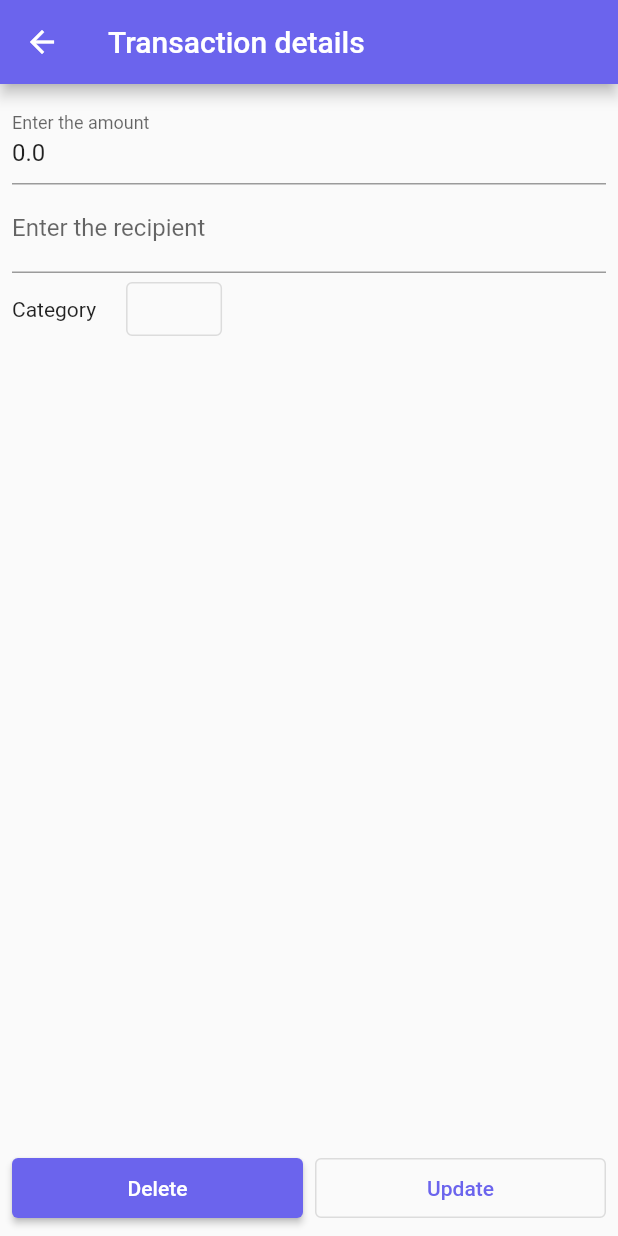
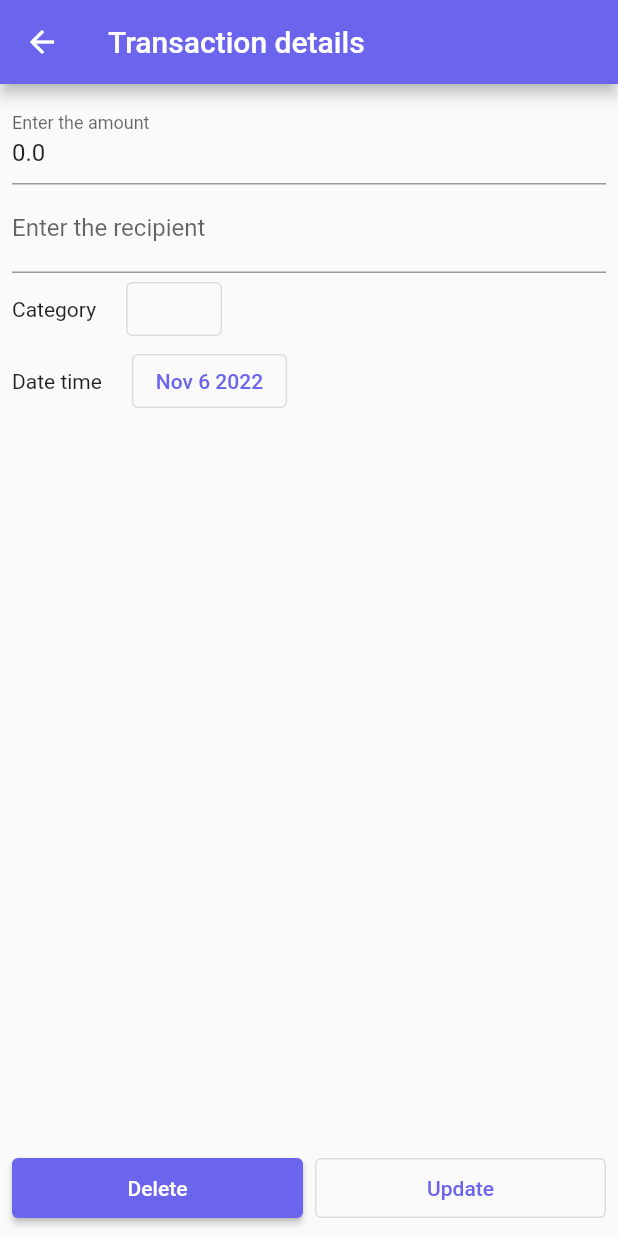
Before and after one commit to aadilkhalifa/wallet-app, a Flutter app: the Transation_details_page screen opened directly with empty values, after a tap on "Update", on a phone screen of 412 x 824 dp. Run offline on Flutter 3.47's test engine with Material 2 defaults, Android fonts, the phone set to English and light mode, and no system bars; our stand-ins replace flutter_datetime_picker, google_fonts, hive, hive_flutter, permission_handler; missing offline and left inert: flutter_sms_inbox; accounts and stored records are empty.

Commit message:
fixed date issue

```diff
--- a/lib/Pages/New_transaction_page.dart
+++ b/lib/Pages/New_transaction_page.dart
@@ -2,9 +2,11 @@ import 'package:flutter/material.dart';
 import 'package:flutter/src/foundation/key.dart';
 import 'package:flutter/src/widgets/framework.dart';
 import 'package:hive/hive.dart';
+import 'package:intl/intl.dart';
 import 'package:provider/provider.dart';
 import 'package:wallet/Models/transactionAdapter.dart';
 import 'package:wallet/Pages/Select_category.dart';
+import 'package:flutter_datetime_picker/flutter_datetime_picker.dart';
 
 import '../Models/Transactions_model.dart';
 import '../constants.dart';
@@ -74,14 +76,6 @@ class _New_transaction_pageState extends State<New_transaction_page> {
                     widget.recipient = text;
                   },
                 ),
-                // TextField(
-                //   decoration:
-                //       new InputDecoration(labelText: "Enter the category"),
-                //   keyboardType: TextInputType.text,
-                //   onChanged: (text) {
-                //     category = text;
-                //   },
-                // ),
                 Row(
                   children: [
                     Text('Category'),
@@ -92,21 +86,41 @@ class _New_transaction_pageState extends State<New_transaction_page> {
                       child: Text(widget.category),
                       onPressed: () {
                         _navigateAndDisplaySelection(context);
-                        // Navigator.push(
-                        //   context,
-                        //   MaterialPageRoute(
-                        //     builder: (context) => SelectCategory(),
-                        //   ),
-                        // );
+                      },
+                    ),
+                  ],
+                ),
+                Row(
+                  children: [
+                    Text('Date time'),
+                    SizedBox(
+                      width: 20,
+                    ),
+                    OutlinedButton(
+                      child: Text(DateFormat("MMM d yyyy").format(widget.date)),
+                      onPressed: () {
+                        DatePicker.showDatePicker(
+                          context,
+                          showTitleActions: true,
+                          minTime: DateTime(2018, 3, 5),
+                          maxTime: DateTime.now(),
+                          onChanged: (date) {
+                            // print('change $date');
+                          },
+                          onConfirm: (date) {
+                            // print('confirm $date');
+                            widget.date = date;
+                            setState(() {});
+                          },
+                          currentTime: DateTime.now(),
+                          locale: LocaleType.en,
+                        );
                       },
                     ),
                   ],
                 ),
               ],
             ))),
-            // Consumer<TransactionsModel>(
-            //   builder: (context, transactions, child) {
-            // return ElevatedButton(
             ElevatedButton(
               style: ElevatedButton.styleFrom(
                 minimumSize: Size.fromHeight(40),
--- a/lib/Pages/Transaction_details.page.dart
+++ b/lib/Pages/Transaction_details.page.dart
@@ -1,6 +1,8 @@
 import 'package:flutter/material.dart';
 import 'package:flutter/src/foundation/key.dart';
 import 'package:flutter/src/widgets/framework.dart';
+import 'package:flutter_datetime_picker/flutter_datetime_picker.dart';
+import 'package:intl/intl.dart';
 import 'package:provider/provider.dart';
 import 'package:wallet/Models/transactionAdapter.dart';
 import 'package:wallet/Pages/Select_category.dart';
@@ -15,6 +17,7 @@ class Transation_details_page extends StatefulWidget {
     amount = transaction.amount;
     recipient = transaction.to;
     category = transaction.category;
+    date = transaction.dateTime;
   }
   Function updateCallback;
   Function deleteCallback;
@@ -22,6 +25,7 @@ class Transation_details_page extends StatefulWidget {
   double amount = 0;
   String recipient = "";
   String category = "defult";
+  DateTime date = DateTime.now();
 
   @override
   State<Transation_details_page> createState() =>
@@ -95,6 +99,36 @@ class _Transation_details_pageState extends State<Transation_details_page> {
                         ),
                       ],
                     ),
+                    Row(
+                      children: [
+                        Text('Date time'),
+                        SizedBox(
+                          width: 20,
+                        ),
+                        OutlinedButton(
+                          child: Text(
+                              DateFormat("MMM d yyyy").format(widget.date)),
+                          onPressed: () {
+                            DatePicker.showDatePicker(
+                              context,
+                              showTitleActions: true,
+                              minTime: DateTime(2018, 3, 5),
+                              maxTime: DateTime.now(),
+                              onChanged: (date) {
+                                // print('change $date');
+                              },
+                              onConfirm: (date) {
+                                // print('confirm $date');
+                                widget.date = date;
+                                setState(() {});
+                              },
+                              currentTime: DateTime.now(),
+                              locale: LocaleType.en,
+                            );
+                          },
+                        ),
+                      ],
+                    ),
                   ],
                 ),
               ),
@@ -128,8 +162,12 @@ class _Transation_details_pageState extends State<Transation_details_page> {
                         onPressed: () {
                           // final trans = box.getAt(transaction.transid)
                           print(widget.transaction.transid);
-                          widget.updateCallback(widget.transaction.transid - 1,
-                              widget.amount, widget.recipient, widget.category);
+                          widget.updateCallback(
+                              widget.transaction.transid - 1,
+                              widget.amount,
+                              widget.recipient,
+                              widget.category,
+                              widget.date);
                           // transactions.updateTransactionWithId(
                           //   transaction.transid,
                           //   new Transaction(
--- a/pubspec.yaml
+++ b/pubspec.yaml
@@ -33,6 +33,7 @@ dependencies:
   google_fonts: ^3.0.1
   flutter_sms_inbox: ^1.0.0-nullsafety.0
   permission_handler: ^10.2.0
+  flutter_datetime_picker: ^1.5.1
 
 
   # The following adds the Cupertino Icons font to your application.
```
Also changed, not shown: lib/Pages/History_page.dart (+10 -6 lines).
